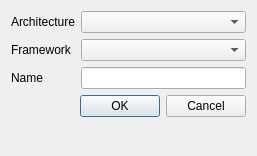
Qt form src/ubuntu/ubuntucreatenewchrootdialog.ui (runelabs/qtcreator-plugin-ubuntu) before a commit.
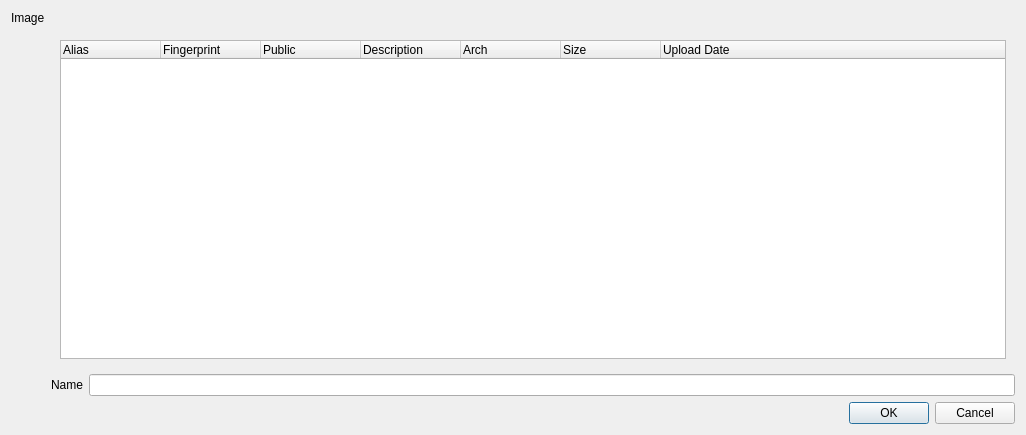
The same form after that commit.

Commit message: - Pull images from server - More fixes

What changed in the file:
```diff
--- a/src/ubuntu/ubuntucreatenewchrootdialog.ui
+++ b/src/ubuntu/ubuntucreatenewchrootdialog.ui
@@ -6,45 +6,15 @@
    <rect>
     <x>0</x>
     <y>0</y>
-    <width>257</width>
-    <height>156</height>
+    <width>1026</width>
+    <height>435</height>
    </rect>
   </property>
   <property name="windowTitle">
    <string>Dialog</string>
   </property>
-  <layout class="QFormLayout" name="formLayout">
-   <item row="0" column="0">
-    <widget class="QLabel" name="label">
-     <property name="text">
-      <string>Architecture</string>
-     </property>
-    </widget>
-   </item>
-   <item row="0" column="1">
-    <widget class="QComboBox" name="comboBoxArch"/>
-   </item>
-   <item row="1" column="0">
-    <widget class="QLabel" name="label_2">
-     <property name="text">
-      <string>Framework</string>
-     </property>
-    </widget>
-   </item>
-   <item row="1" column="1">
-    <widget class="QComboBox" name="comboBoxSeries"/>
-   </item>
-   <item row="2" column="1">
-    <widget class="QLineEdit" name="lineEditName"/>
-   </item>
-   <item row="2" column="0">
-    <widget class="QLabel" name="label_3">
-     <property name="text">
-      <string>Name</string>
-     </property>
-    </widget>
-   </item>
-   <item row="3" column="0" colspan="2">
+  <layout class="QGridLayout" name="gridLayout">
+   <item row="3" column="1" colspan="2">
     <widget class="QDialogButtonBox" name="buttonBox">
      <property name="orientation">
       <enum>Qt::Horizontal</enum>
@@ -54,6 +24,101 @@
      </property>
     </widget>
    </item>
+   <item row="2" column="1">
+    <widget class="QLabel" name="label_3">
+     <property name="text">
+      <string>Name</string>
+     </property>
+    </widget>
+   </item>
+   <item row="0" column="0">
+    <widget class="QLabel" name="label">
+     <property name="text">
+      <string>Image</string>
+     </property>
+     <property name="alignment">
+      <set>Qt::AlignLeading|Qt::AlignLeft|Qt::AlignTop</set>
+     </property>
+    </widget>
+   </item>
+   <item row="2" column="2">
+    <widget class="QLineEdit" name="lineEditName"/>
+   </item>
+   <item row="1" column="1" colspan="2">
+    <widget class="QStackedWidget" name="stackedWidget">
+     <property name="currentIndex">
+      <number>0</number>
+     </property>
+     <widget class="QWidget" name="page">
+      <layout class="QVBoxLayout" name="verticalLayout">
+       <item>
+        <widget class="QTreeWidget" name="treeWidgetImages">
+         <column>
+          <property name="text">
+           <string>Alias</string>
+          </property>
+         </column>
+         <column>
+          <property name="text">
+           <string>Fingerprint</string>
+          </property>
+         </column>
+         <column>
+          <property name="text">
+           <string>Public</string>
+          </property>
+         </column>
+         <column>
+          <property name="text">
+           <string>Description</string>
+          </property>
+         </column>
+         <column>
+          <property name="text">
+           <string>Arch</string>
+          </property>
+         </column>
+         <column>
+          <property name="text">
+           <string>Size</string>
+          </property>
+         </column>
+         <column>
+          <property name="text">
+           <string>Upload Date</string>
+          </property>
+         </column>
+        </widget>
+       </item>
+      </layout>
+     </widget>
+     <widget class="QWidget" name="loadingPage">
+      <layout class="QVBoxLayout" name="verticalLayout_2">
+       <item>
+        <widget class="QProgressBar" name="progressBar">
+         <property name="value">
+          <number>24</number>
+         </property>
+        </widget>
+       </item>
+      </layout>
+     </widget>
+     <widget class="QWidget" name="errorPage">
+      <layout class="QHBoxLayout" name="horizontalLayout">
+       <item>
+        <widget class="QLabel" name="errorLabel">
+         <property name="text">
+          <string>Error:</string>
+         </property>
+         <property name="alignment">
+          <set>Qt::AlignCenter</set>
+         </property>
+        </widget>
+       </item>
+      </layout>
+     </widget>
+    </widget>
+   </item>
   </layout>
  </widget>
  <resources/>
```
The commit also changes 14 other files.
